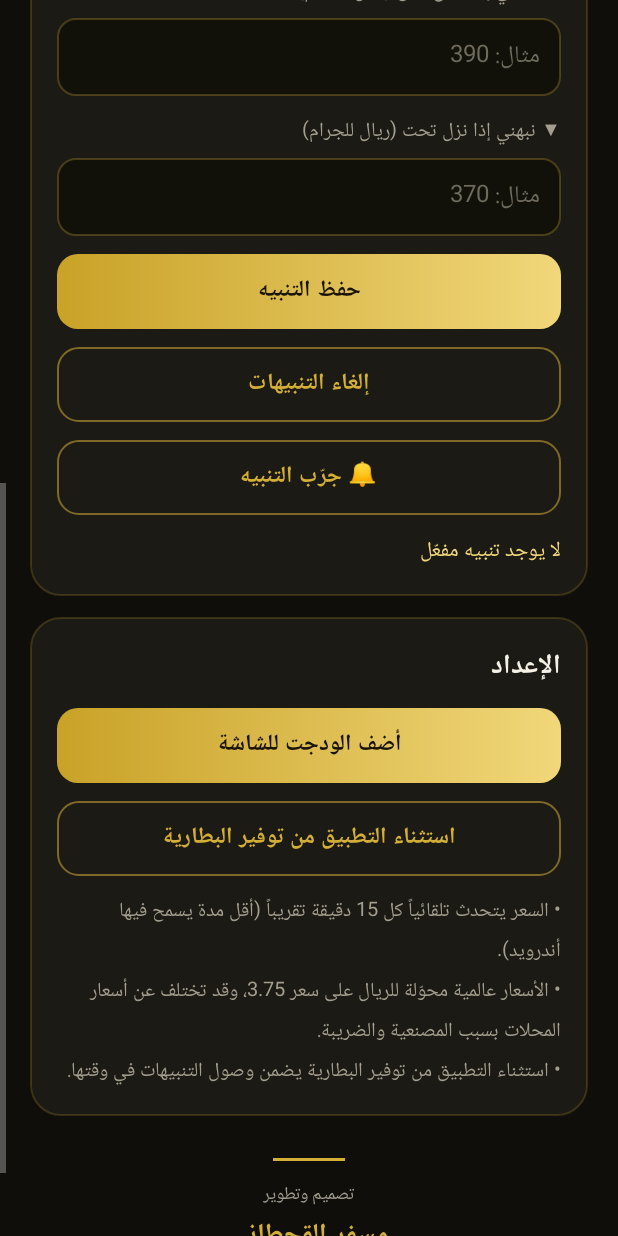
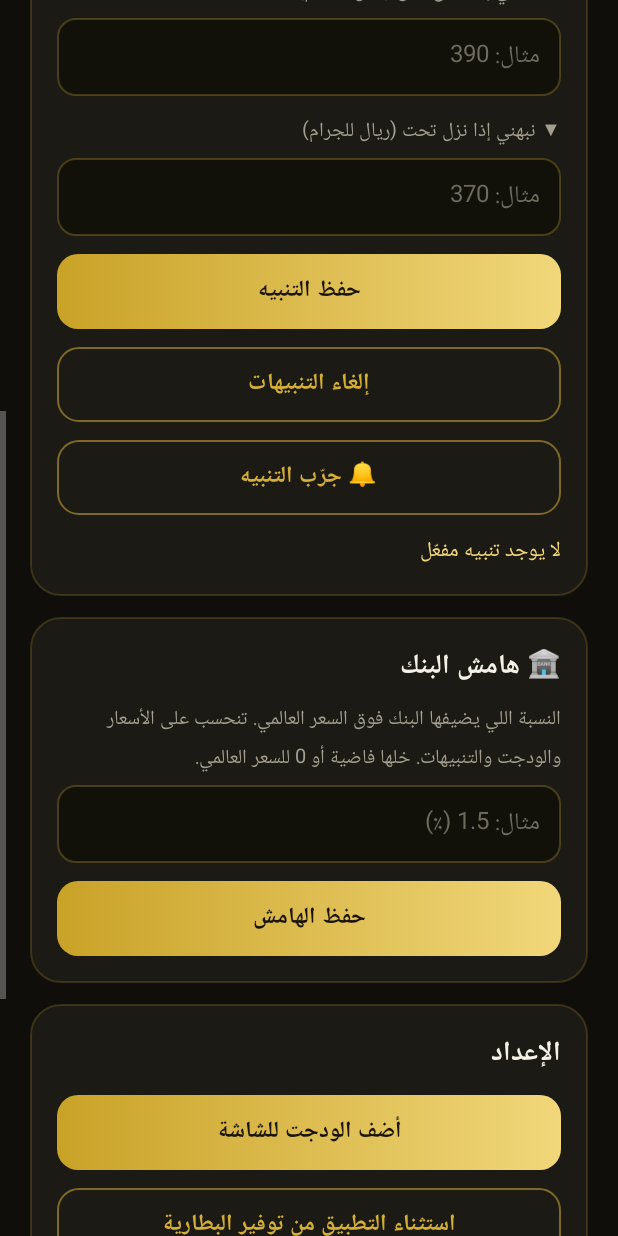
Before and after one commit to mes9119-eng/GoldWatch, an Android app: the screen it shows after launch (MainActivity), scrolled down 576 dp, on a phone screen of 412 x 824 dp. Run offline under Robolectric (Android 15) with nearby library versions, the phone set to English and light mode, and no system bars; network calls fail.

Commit message:
Add bank margin setting applied to prices, widget and alerts
Co-Authored-By: Claude Opus 5.5 <noreply@anthropic.com>
Claude-Session: https://claude.ai/code/session_01VvDq1iPatw8uKn3fJnXfdz

```diff
--- a/app/build.gradle
+++ b/app/build.gradle
@@ -7,8 +7,8 @@ android {
         applicationId 'com.assiss.goldwatch'
         minSdk 26
         targetSdk 34
-        versionCode 5
-        versionName '1.4'
+        versionCode 6
+        versionName '1.5'
     }
     signingConfigs {
         fixed {
--- a/app/src/main/java/com/assiss/goldwatch/GoldWidget.java
+++ b/app/src/main/java/com/assiss/goldwatch/GoldWidget.java
@@ -53,7 +53,7 @@ public class GoldWidget extends AppWidgetProvider {
         v.setTextViewText(R.id.wlMain, "عيار " + k);
         double oz = Store.oz(c);
         if (oz > 0) {
-            v.setTextViewText(R.id.wMain, fmt2(PriceFetcher.gramSar(oz, k)));
+            v.setTextViewText(R.id.wMain, fmt2(Store.gram(c, oz, k)));
             double open = Store.dayOpen(c);
             if (open > 0) {
                 double pct = (oz - open) / open * 100.0;
--- a/app/src/main/java/com/assiss/goldwatch/Store.java
+++ b/app/src/main/java/com/assiss/goldwatch/Store.java
@@ -42,6 +42,19 @@ final class Store {
         e.commit();
     }
 
+    // ---- bank margin (% added on top of world spot price) ----
+    static double margin(Context c) { return d(c, "margin"); }
+    static void setMargin(Context c, double m) {
+        SharedPreferences.Editor e = p(c).edit();
+        putD(e, "margin", m);
+        e.commit();
+    }
+
+    /** Gram price in SAR for a karat, including the user's bank margin. */
+    static double gram(Context c, double oz, int karat) {
+        return PriceFetcher.gramSar(oz, karat) * (1 + margin(c) / 100.0);
+    }
+
     // ---- alerts ----
     static int karat(Context c) { return p(c).getInt("karat", 24); }
     /** The two karats shown in small text, given the main one. */
--- a/app/src/main/java/com/assiss/goldwatch/Updater.java
+++ b/app/src/main/java/com/assiss/goldwatch/Updater.java
@@ -24,7 +24,7 @@ final class Updater {
     static void checkAlerts(Context c, double oz) {
         if (oz <= 0) return;
         int k = Store.karat(c);
-        double g = PriceFetcher.gramSar(oz, k);
+        double g = Store.gram(c, oz, k);
         double up = Store.upper(c);
         double low = Store.lower(c);
 
--- a/app/src/main/res/layout/activity_main.xml
+++ b/app/src/main/res/layout/activity_main.xml
@@ -141,6 +141,17 @@
                 android:textSize="14sp" android:lineSpacingExtra="4dp" />
         </LinearLayout>
 
+        <!-- bank margin -->
+        <LinearLayout style="@style/Card">
+            <TextView android:layout_width="wrap_content" android:layout_height="wrap_content"
+                android:text="🏦 هامش البنك" android:textColor="@color/text"
+                android:textSize="18sp" android:textStyle="bold" />
+            <TextView style="@style/Label" android:layout_marginTop="8dp" android:lineSpacingExtra="3dp"
+                android:text="النسبة اللي يضيفها البنك فوق السعر العالمي. تنحسب على الأسعار والودجت والتنبيهات. خلها فاضية أو 0 للسعر العالمي." />
+            <EditText android:id="@+id/margin" style="@style/Input" android:hint="مثال: 1.5 (٪)" />
+            <Button android:id="@+id/saveMargin" style="@style/GoldBtn" android:text="حفظ الهامش" />
+        </LinearLayout>
+
         <!-- setup -->
         <LinearLayout style="@style/Card">
             <TextView android:layout_width="wrap_content" android:layout_height="wrap_content"
```
Also changed, not shown: app/src/main/java/com/assiss/goldwatch/MainActivity.java (+20 -5 lines).
